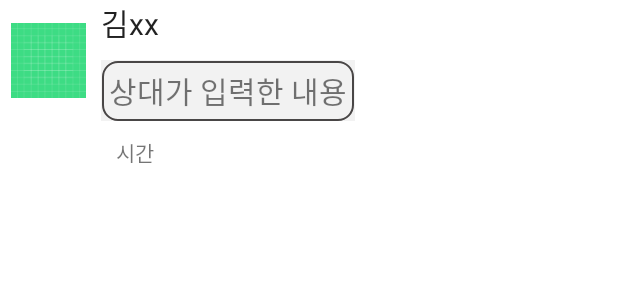
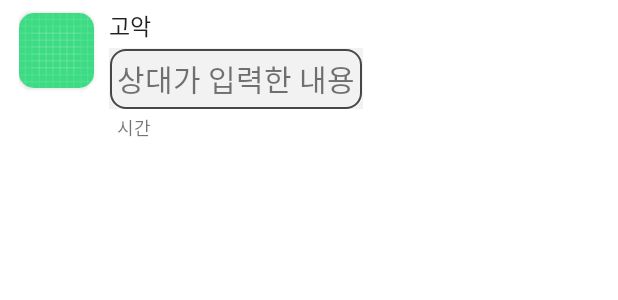
Before and after one commit to MadMax-Team/honbap_signal_android, an Android app: the layout item_your_dm.xml on its own in the app's theme, with its tools: preview values and no code run, on a phone screen of 412 x 824 dp. Shown: the top 300 px of the screen. Run offline under Robolectric (Android 15) with nearby library versions, the phone set to English and light mode, and no system bars.

Commit message:
상대 dm layout

```diff
--- a/app/src/main/AndroidManifest.xml
+++ b/app/src/main/AndroidManifest.xml
@@ -55,7 +55,7 @@
         <activity android:name="com.example.HonbabSignal.DmRoomActivity"/>
         <activity android:name="com.example.HonbabSignal.ProfileActivity"/>
         <activity android:name="com.example.HonbabSignal.EditingProfileActivity"/>
-        <activity android:name="com.example.HonbabSignal.PopupActivity" android:theme="@android:style/Theme.Dialog" />
+        <activity android:name="com.example.HonbabSignal.PopupActivity" android:theme="@android:style/Theme.Dialog"/>
 
     </application>
 
--- a/app/src/main/res/drawable/layout_item_map_list.xml
+++ b/app/src/main/res/drawable/layout_item_map_list.xml
@@ -2,10 +2,10 @@
 <shape
     xmlns:android="http://schemas.android.com/apk/res/android"
     android:shape="rectangle">
-
-    <solid android:color="#EEEEEE" />
-
-
+    <stroke
+        android:width="1dp"
+        android:color="#ffffff" />
+    <solid android:color="#ffffff" />
     <corners android:radius="15dp" />
 </shape>
 
--- a/app/src/main/res/drawable/layout_round.xml
+++ b/app/src/main/res/drawable/layout_round.xml
@@ -12,9 +12,9 @@
         <shape>
             <solid android:color="@android:color/transparent" />
             <stroke
-                android:width="1.0dp"
+                android:width="1dp"
                 android:color="#494646" />
-            <corners android:radius="10dip"/>
+            <corners android:radius="10dp"/>
         </shape>
     </item>
 </layer-list>
--- a/app/src/main/res/layout/activity_popup.xml
+++ b/app/src/main/res/layout/activity_popup.xml
@@ -1,7 +1,7 @@
 <?xml version="1.0" encoding="utf-8"?>
 <LinearLayout xmlns:android="http://schemas.android.com/apk/res/android"
     xmlns:app="http://schemas.android.com/apk/res-auto"
-    android:background="@color/honbab_main_color"
+    android:background="@drawable/layout_item_map_list"
     android:orientation="vertical"
     android:layout_width="wrap_content"
     android:layout_height="wrap_content"
--- a/app/src/main/res/layout/item_your_dm.xml
+++ b/app/src/main/res/layout/item_your_dm.xml
@@ -4,21 +4,28 @@
     xmlns:tools="http://schemas.android.com/tools"
     android:layout_width="match_parent"
     android:layout_height="wrap_content"
+    android:padding="5dp"
     android:orientation="vertical">
 
     <LinearLayout
         android:layout_width="match_parent"
         android:layout_height="wrap_content"
+        android:layout_marginStart="7dp"
         android:layout_weight="1"
-        android:layout_marginStart="7dp"
         android:orientation="horizontal">
 
-        <ImageView
-            android:id="@+id/item_your_dm_image"
-            android:layout_width="100dp"
-            android:layout_height="80dp"
-            android:layout_weight="1"
-            android:src="@drawable/ic_launcher_background" />
+        <androidx.cardview.widget.CardView
+            android:layout_width="50dp"
+            android:layout_height="50dp"
+            android:layout_marginTop="3dp"
+            app:cardCornerRadius="10dp">
+
+            <ImageView
+                android:id="@+id/item_your_dm_image"
+                android:layout_width="match_parent"
+                android:layout_height="match_parent"
+                android:src="@drawable/ic_launcher_background" />
+        </androidx.cardview.widget.CardView>
 
         <LinearLayout
             android:layout_width="match_parent"
@@ -30,17 +37,18 @@
                 android:id="@+id/item_your_dm_you_name"
                 android:layout_width="match_parent"
                 android:layout_height="wrap_content"
-                android:text="김xx"
                 android:layout_marginLeft="10dp"
-                android:textSize="20dp"
-                android:textAppearance="@style/TextAppearance.AppCompat.Body1" />
+                android:text="고악"
+                android:textAppearance="@style/TextAppearance.AppCompat.Body1"
+                android:textSize="15sp" />
 
             <TextView
                 android:id="@+id/item_your_dm_text"
                 android:layout_width="wrap_content"
                 android:layout_height="wrap_content"
                 android:layout_gravity="left"
-                android:layout_margin="10dp"
+                android:layout_marginStart="10dp"
+                android:layout_marginTop="3dp"
                 android:background="@drawable/layout_round"
                 android:gravity="center_vertical"
                 android:padding="5dp"
@@ -51,7 +59,9 @@
                 android:id="@+id/item_your_dm_time"
                 android:layout_width="match_parent"
                 android:layout_height="wrap_content"
-                android:layout_marginLeft="20dp"
+                android:layout_marginTop="3dp"
+                android:layout_marginLeft="15dp"
+                android:textSize="12sp"
                 android:gravity="center_vertical"
                 android:text="시간" />
 
```
